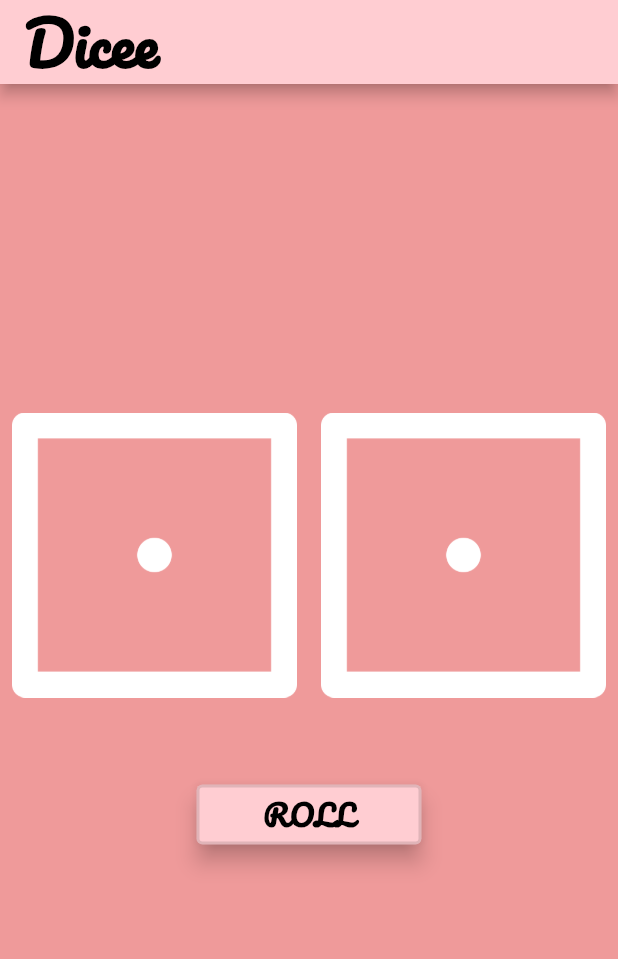
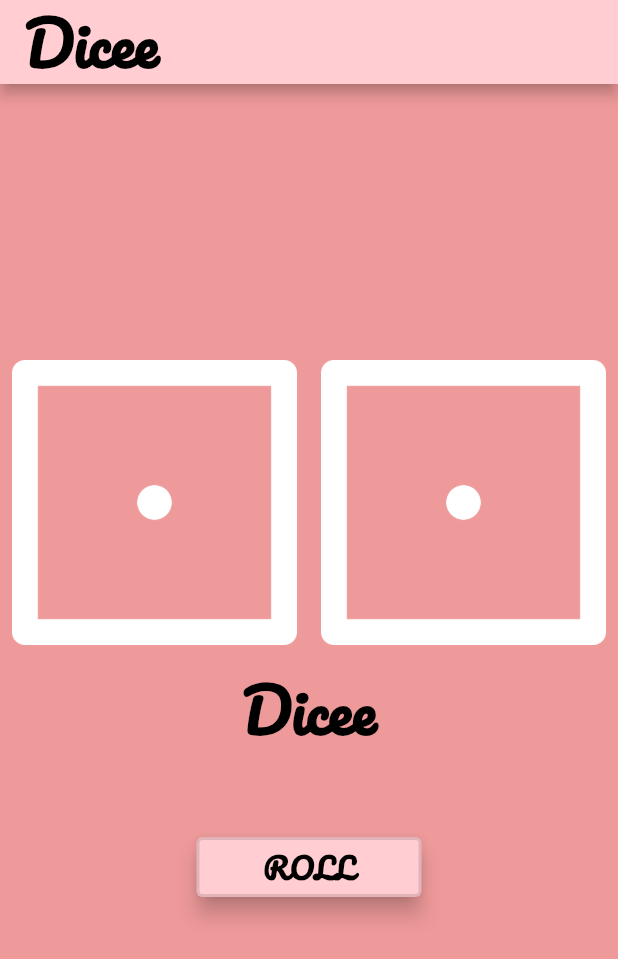
Before and after one commit to RahulAwale1/dice_flutter, a Flutter app: the screen it shows after launch, on a phone screen of 412 x 824 dp. Shown: the top 959 px of the screen. Run offline on Flutter 3.47's test engine with Material 2 defaults, Android fonts, the phone set to English and light mode, and no system bars.

Commit message:
2nd commit

```diff
--- a/lib/main.dart
+++ b/lib/main.dart
@@ -61,6 +61,15 @@ class _DicePageState extends State<DicePage> {
             ),
           ],
         ),
+        Text(
+          'Dicee',
+          style: TextStyle(
+            color: Colors.black,
+            fontSize: 40,
+            fontFamily: ('Pacifico'),
+            fontWeight: FontWeight.bold,
+          ),
+        ),
         Padding(
           padding: const EdgeInsets.all(50.0),
           child: SizedBox(
```
